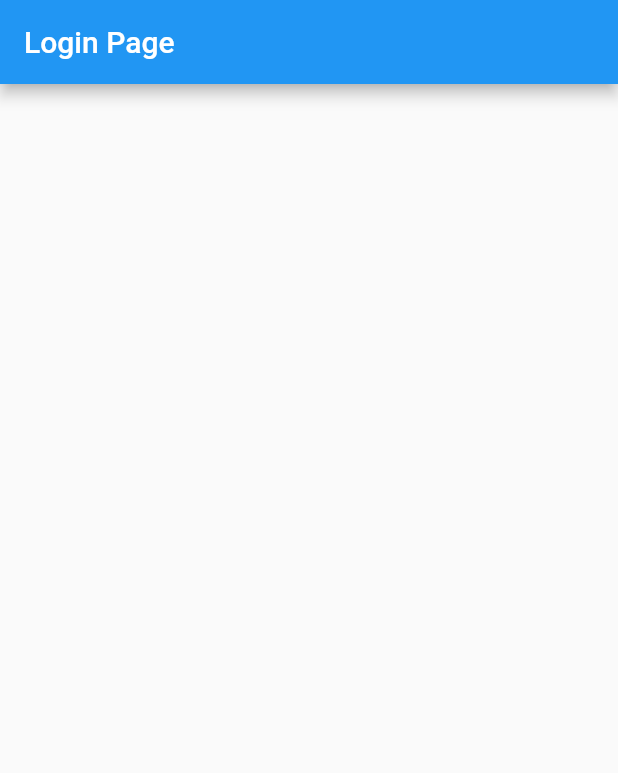
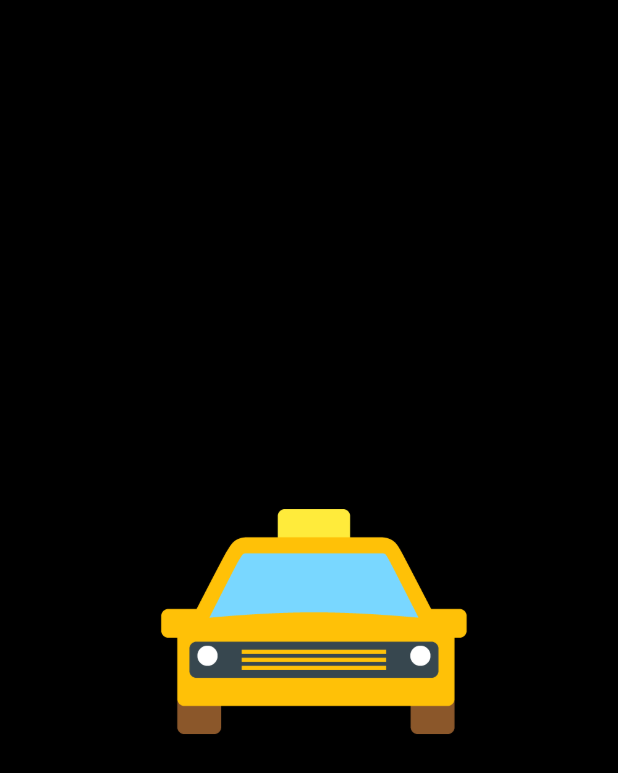
Before and after one commit to harshkoli201/CabApp, a Flutter app: the first screen one second after launch, on a phone screen of 412 x 824 dp. Shown: the top 773 px of the screen. Run offline on Flutter 3.47's test engine with Material 2 defaults, Android fonts, the light colour scheme and no system bars.

Commit message:
SplashScreen Added

```diff
--- a/ola/lib/login.dart
+++ b/ola/lib/login.dart
@@ -1,23 +1,11 @@
+import 'package:app1/splashScreen/splashScreen.dart';
 import 'package:flutter/material.dart';
 
 void main() {
   runApp(
     const MaterialApp(
       title: "LoginPage",
-      home: MyloginPage(),
+      home: Splashscreen(),
     ),
   );
 }
-
-class MyloginPage extends StatelessWidget {
-  const MyloginPage({Key? key}) : super(key: key);
-
-  @override
-  Widget build(BuildContext context) {
-    return Scaffold(
-      appBar: AppBar(
-        title: const Text("Login Page"),
-      ),
-    );
-  }
-}
--- /dev/null
+++ b/ola/lib/splashScreen/splashScreen.dart
@@ -0,0 +1,47 @@
+import 'dart:async';
+
+import 'package:app1/MainScreen/mainscreen.dart';
+import 'package:flutter/material.dart';
+
+class Splashscreen extends StatefulWidget {
+  const Splashscreen({Key? key}) : super(key: key);
+
+  @override
+  State<Splashscreen> createState() => _SplashscreenState();
+}
+
+class _SplashscreenState extends State<Splashscreen> {
+  timer() {
+    Timer(const Duration(seconds: 3), () async {
+      //home screen
+      Navigator.push(
+          context, MaterialPageRoute(builder: (context) => const Loginpage()));
+    });
+  }
+
+  @override
+  void initState() {
+    super.initState();
+    timer();
+  }
+
+  @override
+  Widget build(BuildContext context) {
+    return Material(
+      child: Container(
+        color: Colors.black,
+        child: Center(
+          child: Column(
+            mainAxisAlignment: MainAxisAlignment.center,
+            children: [
+              Image.asset("images/taxi.png"),
+              const SizedBox(
+                height: 10,
+              ),
+            ],
+          ),
+        ),
+      ),
+    );
+  }
+}
--- a/ola/pubspec.yaml
+++ b/ola/pubspec.yaml
@@ -58,9 +58,9 @@ flutter:
   uses-material-design: true
 
   # To add assets to your application, add an assets section, like this:
-  # assets:
-  #   - images/a_dot_burr.jpeg
-  #   - images/a_dot_ham.jpeg
+  assets:
+    - images/taxi.png
+
 
   # An image asset can refer to one or more resolution-specific "variants", see
   # https://flutter.dev/assets-and-images/#resolution-aware.
```
Also changed, not shown: ola/lib/MainScreen/mainscreen.dart (added, +19 -0 lines), ola/images/taxi.png (added), ola/pubspec.lock, 1 other file.
